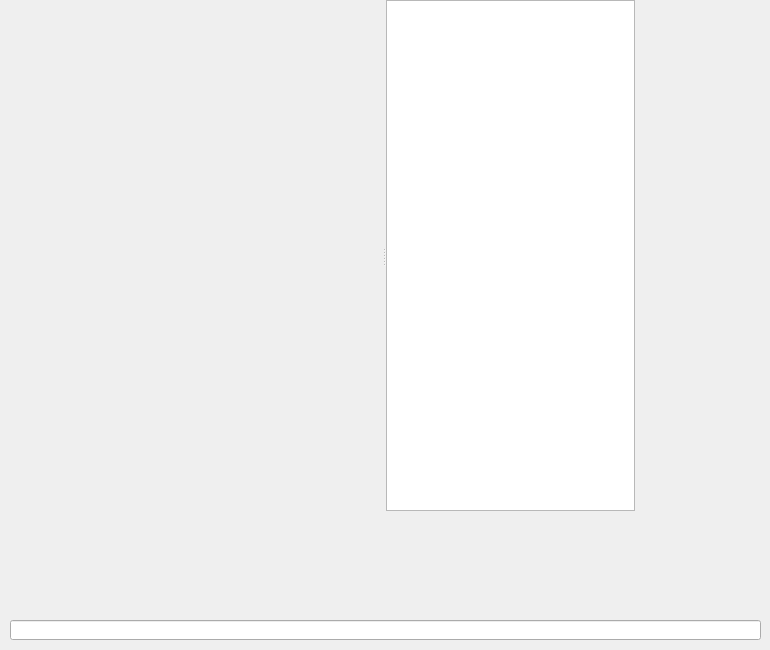
Before: the Qt Designer form Sources/representation/qt/mainform.ui in griefly/griefly, drawn with Qt 5.
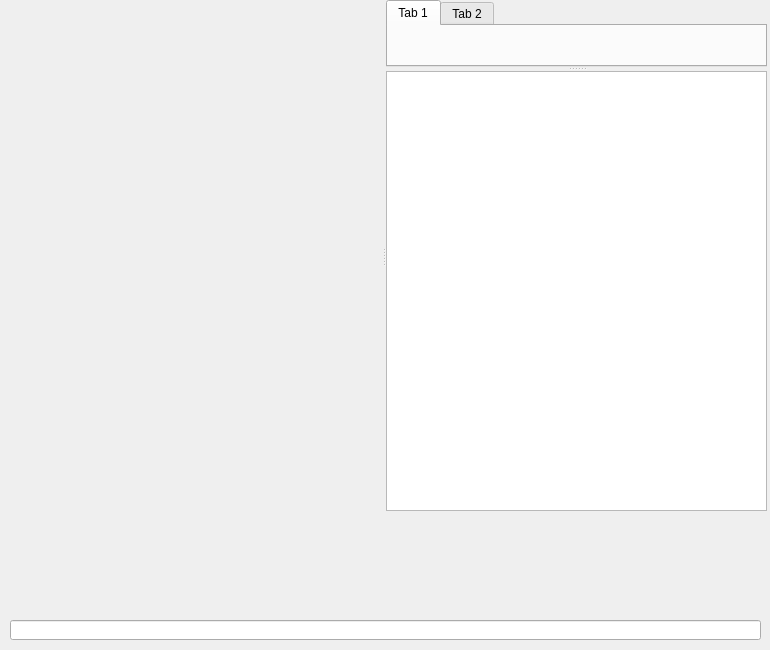
After: the same form once the commit is applied. Custom widgets are drawn as their Qt base class.

Commit message: Tab widget is added #179

The edit to the form file:
```diff
--- a/Sources/representation/qt/mainform.ui
+++ b/Sources/representation/qt/mainform.ui
@@ -63,15 +63,40 @@
     </widget>
    </widget>
    <widget class="QWidget" name="rightColumn" native="true">
-    <widget class="QTextBrowser" name="textBrowser">
+    <widget class="QSplitter" name="splitterRight">
      <property name="geometry">
       <rect>
        <x>0</x>
        <y>0</y>
-       <width>249</width>
+       <width>381</width>
        <height>511</height>
       </rect>
      </property>
+     <property name="styleSheet">
+      <string notr="true">QSplitter::handle {
+    background-color: qlineargradient(spread:pad, x1:0, y1:0, x2:1, y2:0, 
+stop:0 rgba(255, 255, 255, 0), 
+stop:0.407273 rgba(200, 200, 200, 255), 
+stop:0.4825 rgba(101, 104, 113, 235), 
+stop:0.6 rgba(255, 255, 255, 0));
+}</string>
+     </property>
+     <property name="orientation">
+      <enum>Qt::Vertical</enum>
+     </property>
+     <widget class="QTabWidget" name="tabWidget">
+      <widget class="QWidget" name="tab">
+       <attribute name="title">
+        <string>Tab 1</string>
+       </attribute>
+      </widget>
+      <widget class="QWidget" name="tab_2">
+       <attribute name="title">
+        <string>Tab 2</string>
+       </attribute>
+      </widget>
+     </widget>
+     <widget class="QTextBrowser" name="textBrowser">
      <property name="sizePolicy">
       <sizepolicy hsizetype="Maximum" vsizetype="Maximum">
        <horstretch>0</horstretch>
@@ -83,6 +108,7 @@
        <pointsize>13</pointsize>
       </font>
      </property>
+     </widget>
     </widget>
    </widget>
   </widget>
```
Lines whose indentation alone changed are shown as unchanged. The commit also changes 1 other file.
